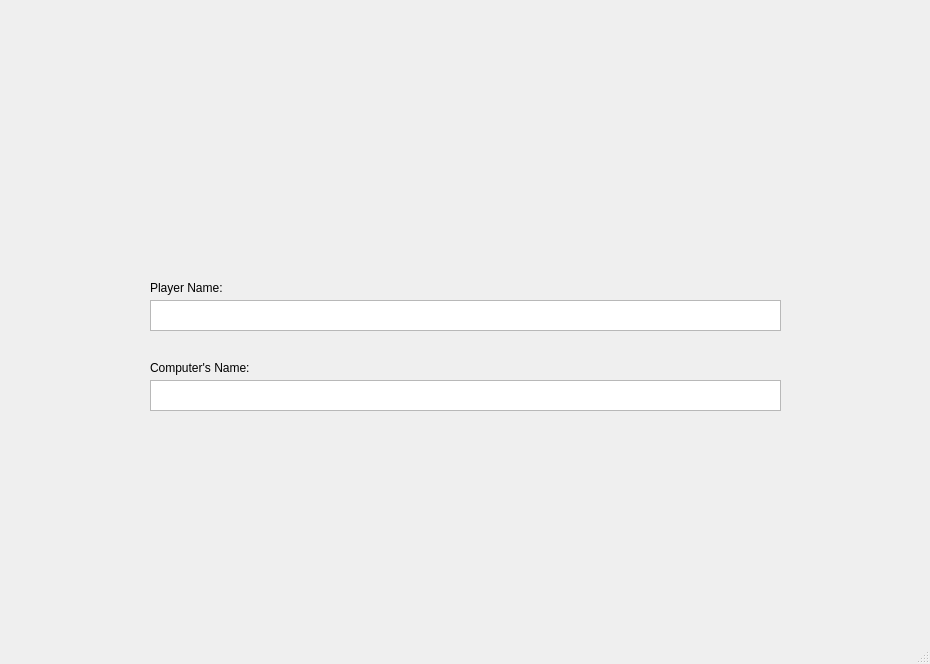
Before: the Qt Designer form gui/Menu.ui in NeutronBlast/Wheel-of-Fortune, drawn with Qt 5.
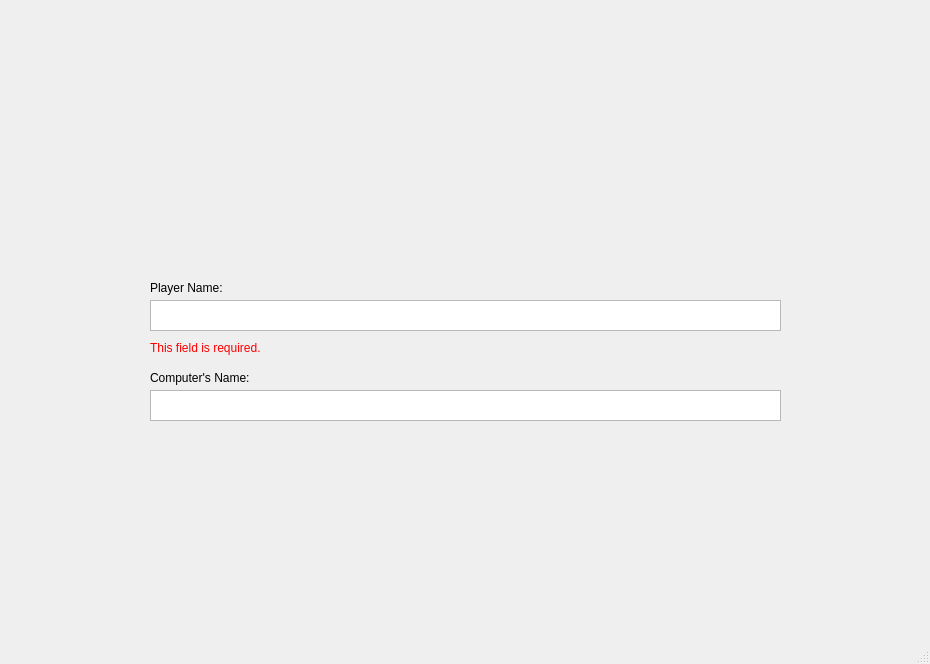
After: the same form once the commit is applied. Icons and pictures are not drawn.

```diff
--- a/gui/Menu.ui
+++ b/gui/Menu.ui
@@ -76,7 +76,7 @@
     <property name="geometry">
      <rect>
       <x>150</x>
-      <y>380</y>
+      <y>390</y>
       <width>631</width>
       <height>31</height>
      </rect>
@@ -86,7 +86,7 @@
     <property name="geometry">
      <rect>
       <x>150</x>
-      <y>360</y>
+      <y>370</y>
       <width>131</width>
       <height>16</height>
      </rect>
@@ -108,7 +108,23 @@
      <string/>
     </property>
     <property name="pixmap">
-     <pixmap>design/start_btn.png</pixmap>
+     <pixmap>../design/start_btn.png</pixmap>
+    </property>
+   </widget>
+   <widget class="QLabel" name="player_error_msg">
+    <property name="geometry">
+     <rect>
+      <x>150</x>
+      <y>340</y>
+      <width>191</width>
+      <height>16</height>
+     </rect>
+    </property>
+    <property name="styleSheet">
+     <string notr="true">color: rgb(255, 0, 0)</string>
+    </property>
+    <property name="text">
+     <string>This field is required.</string>
     </property>
    </widget>
   </widget>
```
Left out of the diff: 8 changed lines with no effect on the pictures.
